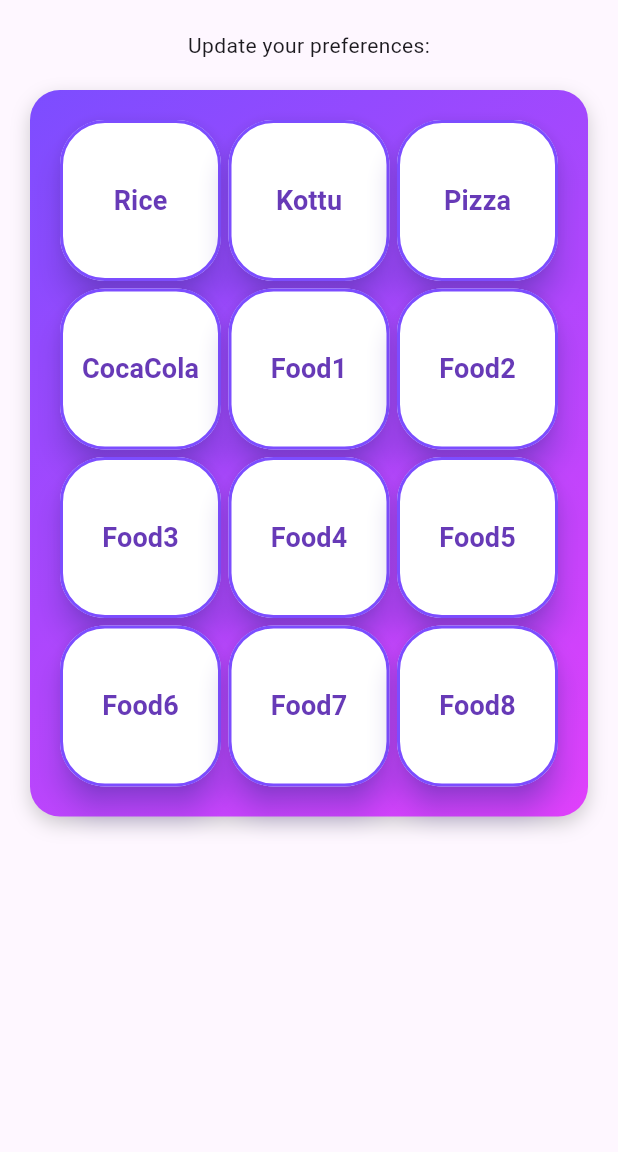
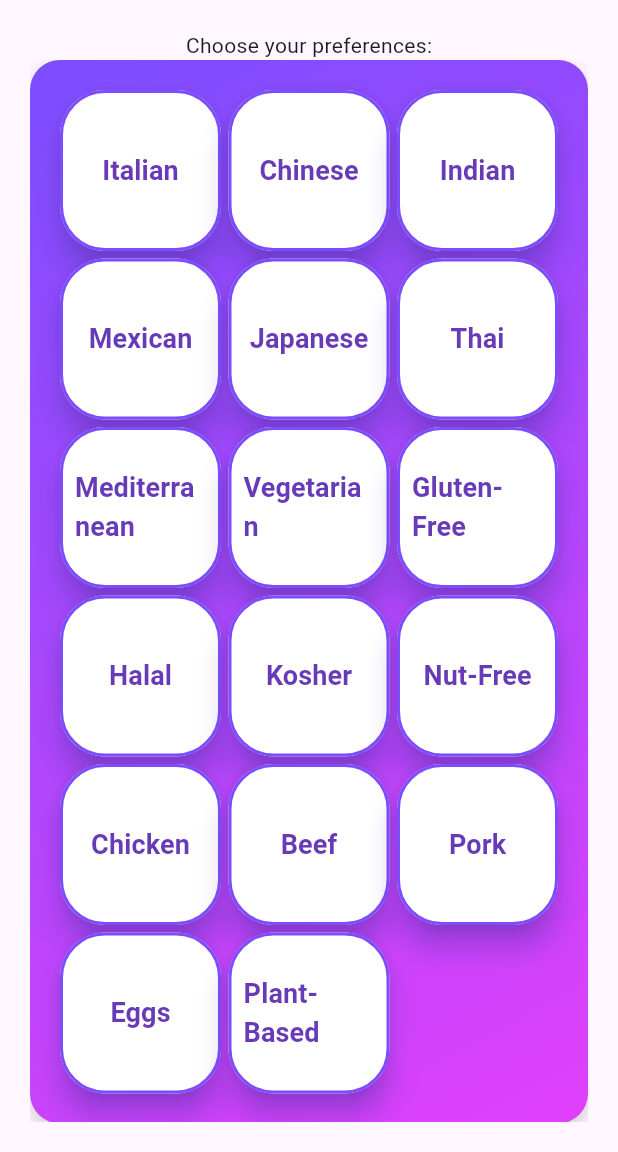
Before and after one commit to IT22353948/EatBetter, a Flutter app: the screen it shows once a user with an empty profile is signed in, after a tap on "Preferences", on a phone screen of 412 x 824 dp, the part 84-1236 px from its top. Run offline on Flutter 3.47's test engine with Material 3 defaults, Android fonts, the phone set to English and light mode, and no system bars; our stand-ins replace cloud_firestore, connectivity_plus, custom_rating_bar, dash_chat_2, firebase_auth, firebase_core and 8 more; missing offline and left inert: google_mlkit_text_recognition; accounts and stored records are empty.

Commit message:
added suitable preferences

```diff
--- a/lib/authFile/login_register.dart
+++ b/lib/authFile/login_register.dart
@@ -46,8 +46,8 @@ class _LoginPageState extends State<LoginPage> {
   }
 
   Widget _title() {
-    return const Text(
-      'Firebase Auth',
+    return  Text(
+      isLogin ? 'Log in' : 'Register',
       style: TextStyle(
         fontSize: 24,
         fontWeight: FontWeight.bold,
@@ -85,7 +85,7 @@ class _LoginPageState extends State<LoginPage> {
     return Padding(
       padding: const EdgeInsets.symmetric(vertical: 8.0),
       child: Text(
-        errorMessage == '' ? '' : 'Humm ? $errorMessage',
+        errorMessage == '' ? '' : ' $errorMessage',
         style: const TextStyle(color: Colors.red, fontSize: 14),
       ),
     );
--- a/lib/pages/prabashwara/Preferences/preference_page.dart
+++ b/lib/pages/prabashwara/Preferences/preference_page.dart
@@ -17,19 +17,24 @@ class _UserPreferencePageState extends State<UserPreferencePage> {
   final FirebaseFirestore _firestore = FirebaseFirestore.instance;
 
   // Define the list of preferences
-  final List<String> preferences = [
-    "Rice",
-    "Kottu",
-    "Pizza",
-    "CocaCola",
-    "Food1",
-    "Food2",
-    "Food3",
-    "Food4",
-    "Food5",
-    "Food6",
-    "Food7",
-    "Food8",
+  final List<String> preferences = [   //Chicken, Beef, Pork, Fish, Tofu, Eggs, Plant-Based
+    "Italian",
+    "Chinese",
+    "Indian",
+    "Mexican",
+    "Japanese",
+    "Thai",
+    "Mediterranean",
+    "Vegetarian",
+    "Gluten-Free",
+    "Halal",
+    "Kosher",
+    "Nut-Free",
+    "Chicken",
+    "Beef",
+    "Pork",
+    "Eggs",
+    "Plant-Based",
   ];
 
   // Track selected preferences
@@ -115,8 +120,8 @@ class _UserPreferencePageState extends State<UserPreferencePage> {
         mainAxisSize: MainAxisSize.min,
         children: [
 
-          const Text('Update your preferences:'),
-          const SizedBox(height: 20),
+          const Text('Choose your preferences:'),
+          //const SizedBox(height: 20),
           Expanded(child: _buildPreferenceButtons()),
         ],
       );
```
